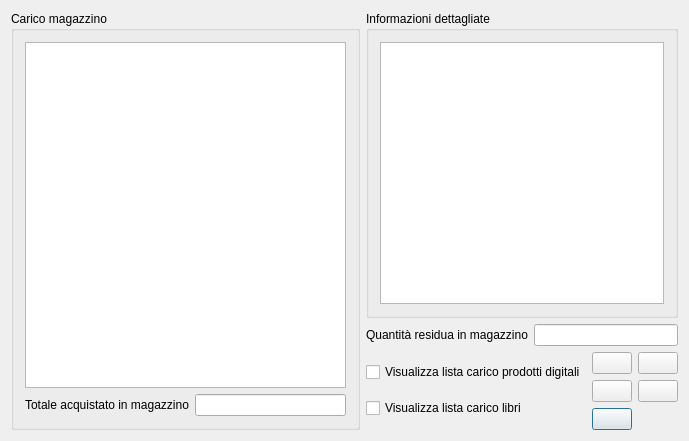
Qt form lylibrary/ui/carico_mag.ui (kratos83/LyLibrary) before a commit.
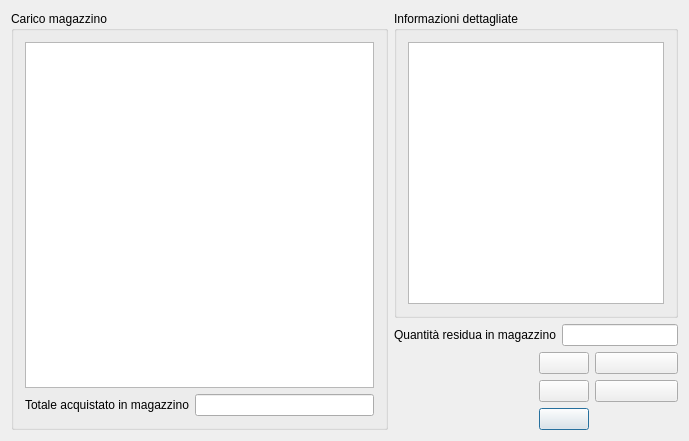
The same form after that commit. Icons and pictures are not drawn.

```diff
--- a/lylibrary/ui/carico_mag.ui
+++ b/lylibrary/ui/carico_mag.ui
@@ -40,24 +40,6 @@
      </layout>
     </widget>
    </item>
-   <item row="2" column="1">
-    <layout class="QGridLayout" name="gridLayout">
-     <item row="2" column="0">
-      <widget class="QCheckBox" name="car_lb">
-       <property name="text">
-        <string>Visualizza lista carico libri</string>
-       </property>
-      </widget>
-     </item>
-     <item row="1" column="0">
-      <widget class="QCheckBox" name="car_pr">
-       <property name="text">
-        <string>Visualizza lista carico prodotti digitali</string>
-       </property>
-      </widget>
-     </item>
-    </layout>
-   </item>
    <item row="1" column="1" colspan="2">
     <layout class="QGridLayout" name="gridLayout_4">
      <item row="0" column="1">
```
Left out of the diff: 20 changed lines with no effect on the pictures.
